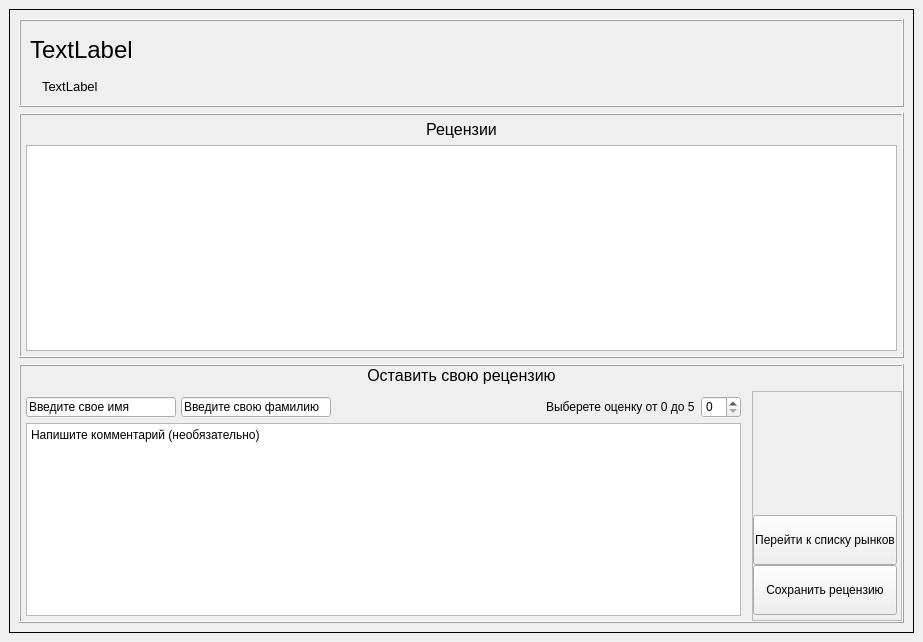
This is Script_UI.ui in AnikinVladislav/Python-ITMO as Qt 5 draws it before an edit. The edited form follows.
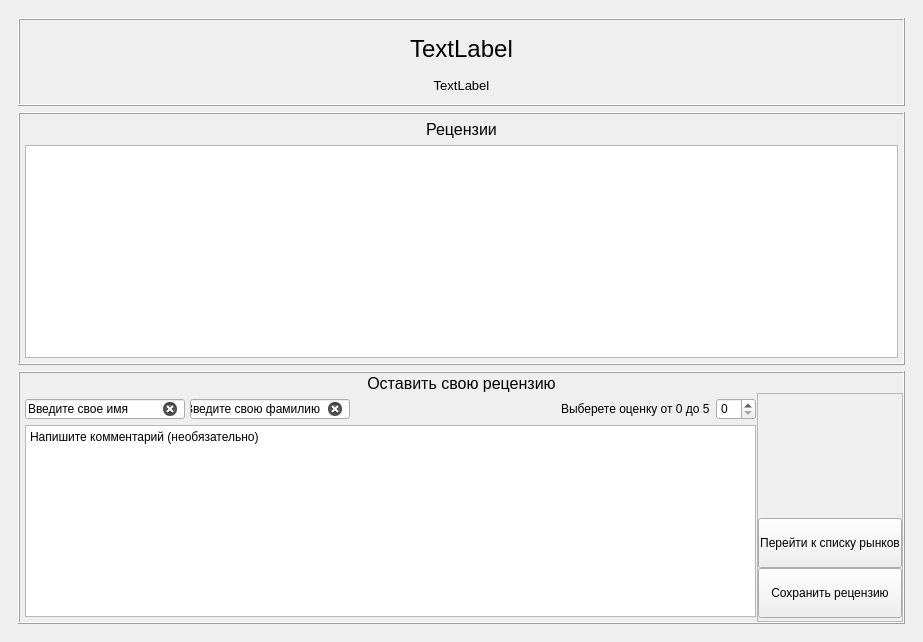
This is the edited form. The open tabs and pages were chosen to show the change.

Commit message: Added button openMarketsPage and some fixes

```diff
--- a/Script_UI.ui
+++ b/Script_UI.ui
@@ -21,7 +21,7 @@
     <item row="0" column="0">
      <widget class="QStackedWidget" name="stackedWidget">
       <property name="frameShape">
-       <enum>QFrame::Box</enum>
+       <enum>QFrame::NoFrame</enum>
       </property>
       <property name="currentIndex">
        <number>1</number>
@@ -594,7 +594,7 @@
              </property>
              <property name="maximumSize">
               <size>
-               <width>9999999</width>
+               <width>16777215</width>
                <height>40</height>
               </size>
              </property>
@@ -609,6 +609,12 @@
              <property name="text">
               <string>TextLabel</string>
              </property>
+             <property name="alignment">
+              <set>Qt::AlignCenter</set>
+             </property>
+             <property name="indent">
+              <number>-1</number>
+             </property>
             </widget>
            </item>
            <item>
@@ -621,7 +627,7 @@
              </property>
              <property name="maximumSize">
               <size>
-               <width>9999999</width>
+               <width>16777215</width>
                <height>20</height>
               </size>
              </property>
@@ -639,6 +645,9 @@
              <property name="text">
               <string>TextLabel</string>
              </property>
+             <property name="alignment">
+              <set>Qt::AlignCenter</set>
+             </property>
              <property name="wordWrap">
               <bool>false</bool>
              </property>
@@ -646,7 +655,7 @@
               <number>0</number>
              </property>
              <property name="indent">
-              <number>12</number>
+              <number>-1</number>
              </property>
             </widget>
            </item>
@@ -679,7 +688,7 @@
              <property name="minimumSize">
               <size>
                <width>0</width>
-               <height>0</height>
+               <height>20</height>
               </size>
              </property>
              <property name="maximumSize">
@@ -735,18 +744,21 @@
            <property name="bottomMargin">
             <number>0</number>
            </property>
+           <property name="spacing">
+            <number>0</number>
+           </property>
            <item row="2" column="1">
             <widget class="QFrame" name="frame_9">
              <property name="minimumSize">
               <size>
-               <width>150</width>
-               <height>230</height>
+               <width>0</width>
+               <height>0</height>
               </size>
              </property>
              <property name="maximumSize">
               <size>
                <width>150</width>
-               <height>230</height>
+               <height>16777215</height>
               </size>
              </property>
              <property name="frameShape">
@@ -769,7 +781,7 @@
                <number>0</number>
               </property>
               <property name="bottomMargin">
-               <number>5</number>
+               <number>3</number>
               </property>
               <item>
                <spacer name="verticalSpacer">
@@ -841,7 +853,7 @@
                <number>5</number>
               </property>
               <property name="rightMargin">
-               <number>5</number>
+               <number>1</number>
               </property>
               <property name="bottomMargin">
                <number>5</number>
@@ -872,38 +884,53 @@
                <widget class="QLineEdit" name="inputName">
                 <property name="minimumSize">
                  <size>
-                  <width>150</width>
+                  <width>160</width>
                   <height>20</height>
                  </size>
                 </property>
                 <property name="maximumSize">
                  <size>
-                  <width>150</width>
+                  <width>160</width>
                   <height>20</height>
                  </size>
                 </property>
                 <property name="text">
                  <string>Введите свое имя</string>
                 </property>
+                <property name="frame">
+                 <bool>true</bool>
+                </property>
+                <property name="echoMode">
+                 <enum>QLineEdit::Normal</enum>
+                </property>
+                <property name="dragEnabled">
+                 <bool>false</bool>
+                </property>
+                <property name="clearButtonEnabled">
+                 <bool>true</bool>
+                </property>
                </widget>
               </item>
               <item row="0" column="1">
                <widget class="QLineEdit" name="inputSurname">
                 <property name="minimumSize">
                  <size>
-                  <width>150</width>
+                  <width>160</width>
                   <height>20</height>
                  </size>
                 </property>
                 <property name="maximumSize">
                  <size>
-                  <width>150</width>
+                  <width>160</width>
                   <height>20</height>
                  </size>
                 </property>
                 <property name="text">
                  <string>Введите свою фамилию</string>
                 </property>
+                <property name="clearButtonEnabled">
+                 <bool>true</bool>
+                </property>
                </widget>
               </item>
               <item row="1" column="0" colspan="5">
@@ -916,8 +943,8 @@
                 </property>
                 <property name="maximumSize">
                  <size>
-                  <width>999999</width>
-                  <height>999999</height>
+                  <width>16777215</width>
+                  <height>16777215</height>
                  </size>
                 </property>
                 <property name="plainText">
@@ -965,12 +992,12 @@
              <property name="minimumSize">
               <size>
                <width>0</width>
-               <height>0</height>
+               <height>20</height>
               </size>
              </property>
              <property name="maximumSize">
               <size>
-               <width>9999999</width>
+               <width>16777215</width>
                <height>20</height>
               </size>
              </property>
```
Left out of the diff: 51 changed lines with no effect on the pictures. The commit also changes 5 other files.
